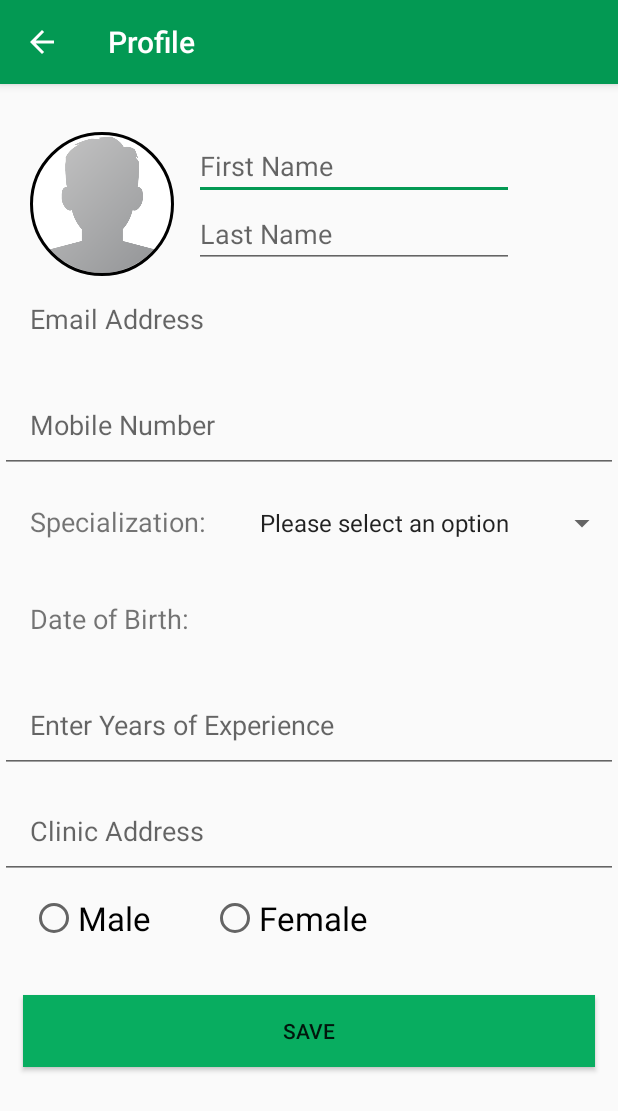
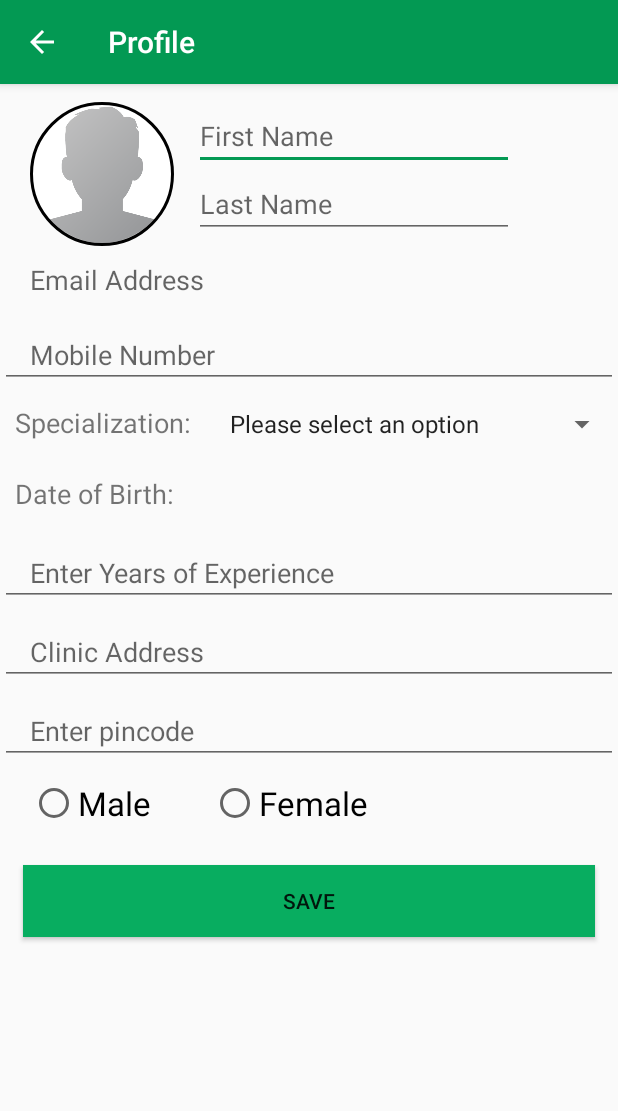
Before and after one commit to darshitpd/MediuDoc, an Android app: the Profile screen opened directly, with no data from a screen before it, on a phone screen of 412 x 824 dp. Shown: the top 1111 px of the screen. Run offline under Robolectric (Android 15) with nearby library versions, the phone set to English and light mode, and no system bars; our stand-ins replace CircleImageView, Firebase (no records; nobody signed in at launch, a user with empty details on screens opened directly), Picasso; libraries missing offline, so code that uses them is left out: com.theartofdev.edmodo, id.zelory.compressor; pictures from the network do not load; 17 statements that could not run were skipped.

Commit message:
updated 01/05/18

```diff
--- a/app/src/main/java/com/example/asus/mediudoc/DoctorRegister.java
+++ b/app/src/main/java/com/example/asus/mediudoc/DoctorRegister.java
@@ -99,6 +99,7 @@ public class DoctorRegister extends AppCompatActivity {
                             userMap.put("dob", "");
                             userMap.put("address", "");
                             userMap.put("gender", "");
+                            userMap.put("pincode", "");
                             userMap.put("mobile", "");
                             userMap.put("email", email);
                             userMap.put("experience","");
--- a/app/src/main/java/com/example/asus/mediudoc/Home.java
+++ b/app/src/main/java/com/example/asus/mediudoc/Home.java
@@ -37,7 +37,7 @@ public class Home extends AppCompatActivity {
         mCurrentUser = FirebaseAuth.getInstance().getCurrentUser();
         String current_uid = mCurrentUser.getUid();
 
-        mUserDatabase = FirebaseDatabase.getInstance().getReference().child("Patient_Users").child(current_uid);
+        mUserDatabase = FirebaseDatabase.getInstance().getReference().child("Doctor_Users").child(current_uid);
 
 
         mFirstname = (TextView) findViewById(R.id.firstname);
@@ -56,7 +56,7 @@ public class Home extends AppCompatActivity {
         mUserDatabase.addValueEventListener(new ValueEventListener() {
             @Override
             public void onDataChange(DataSnapshot dataSnapshot) {
-                String firstname= dataSnapshot.child("firstname").getValue().toString();
+                String firstname = dataSnapshot.child("firstname").getValue().toString();
 
                 mFirstname.setText(firstname);
             }
--- a/app/src/main/java/com/example/asus/mediudoc/Profile.java
+++ b/app/src/main/java/com/example/asus/mediudoc/Profile.java
@@ -11,6 +11,7 @@ import android.support.annotation.NonNull;
 import android.support.v7.app.AppCompatActivity;
 import android.os.Bundle;
 import android.text.TextUtils;
+import android.view.Menu;
 import android.view.MenuItem;
 import android.view.View;
 import android.widget.AdapterView;
@@ -64,7 +65,7 @@ public class Profile extends AppCompatActivity {
     private Button mSaveButton;
     private CircleImageView image_profile;
     private ProgressDialog mProgressDialog;
-    private EditText mFirstname, mLastname, mMobile, mAddress, mExp;
+    private EditText mFirstname, mLastname, mMobile, mAddress, mExp , mpincode;
     private TextView mEmail,mDob;
     private RadioGroup rg_gender;
     private RadioButton radioButton, radiobutton_male, radiobutton_female;
@@ -106,6 +107,7 @@ public class Profile extends AppCompatActivity {
         rg_gender = (RadioGroup)findViewById(R.id.radiogroup_gender);
         radiobutton_male = (RadioButton)findViewById(R.id.radiobutton_male);
         radiobutton_female = (RadioButton)findViewById(R.id.radiobutton_female);
+        mpincode = (EditText)findViewById(R.id.etpincode);
 
         mCurrentUser = FirebaseAuth.getInstance().getCurrentUser();
         mImageStorage = FirebaseStorage.getInstance().getReference();
@@ -129,6 +131,7 @@ public class Profile extends AppCompatActivity {
                 String gender = dataSnapshot.child("gender").getValue().toString();
                 String thumbnail = dataSnapshot.child("thumbnail").getValue().toString();
                 String exp = dataSnapshot.child("experience").getValue().toString();
+                String pincode = dataSnapshot.child("pincode").getValue().toString();
 
                 mFirstname.setText(firstname);
                 mLastname.setText(lastname);
@@ -138,6 +141,7 @@ public class Profile extends AppCompatActivity {
                 mAddress.setText(address);
                 mExp.setText(exp);
                // mSpecialist.setText(specialist);
+                mpincode.setText(pincode);
 
 
                 if(gender.equals("Male")){
@@ -209,6 +213,7 @@ public class Profile extends AppCompatActivity {
                 //String specialist = mSpecialist.getEditableText().toString();
                 radioButton = findViewById(rg_gender.getCheckedRadioButtonId());
                 String gender= radioButton.getText().toString();
+                String pincode = mpincode.getEditableText().toString();
 
                 if(!TextUtils.isEmpty(firstname) && !TextUtils.isEmpty(lastname) && !TextUtils.isEmpty(mobile)
                         && !TextUtils.isEmpty(address) && !TextUtils.isEmpty(gender)) {
@@ -243,6 +248,14 @@ public class Profile extends AppCompatActivity {
                     else{
                         Toast.makeText(Profile.this, "Please enter valid Experience", Toast.LENGTH_SHORT).show();
                     }
+
+                    if(pincode.length() == 6){
+                        mUserDatabase.child("pincode").setValue(pincode);
+                    }
+                    else{
+                        Toast.makeText(Profile.this, "Please enter valid Pincode", Toast.LENGTH_SHORT).show();
+                    }
+
 
                 }
                 else {
@@ -311,6 +324,9 @@ public class Profile extends AppCompatActivity {
         });
 
     }
+
+
+
 
     protected void onActivityResult(int requestCode, int resultCode, Intent data) {
         super.onActivityResult(requestCode, resultCode, data);
--- a/app/src/main/java/com/example/asus/mediudoc/ProfilePicture.java
+++ b/app/src/main/java/com/example/asus/mediudoc/ProfilePicture.java
@@ -29,7 +29,7 @@ public class ProfilePicture extends AppCompatActivity {
         mCurrentUser = FirebaseAuth.getInstance().getCurrentUser();
         String current_uid = mCurrentUser.getUid();
 
-        mUserDatabase = FirebaseDatabase.getInstance().getReference().child("Patient_Users").child(current_uid);
+        mUserDatabase = FirebaseDatabase.getInstance().getReference().child("Doctor_Users").child(current_uid);
         mUserDatabase.addValueEventListener(new ValueEventListener() {
             @Override
             public void onDataChange(DataSnapshot dataSnapshot) {
--- a/app/src/main/res/layout/activity_profile.xml
+++ b/app/src/main/res/layout/activity_profile.xml
@@ -10,7 +10,7 @@
     <LinearLayout
         android:layout_width="wrap_content"
         android:layout_height="wrap_content"
-        android:layout_marginTop="32dp"
+        android:layout_marginTop="12dp"
         android:orientation="horizontal">
         <de.hdodenhof.circleimageview.CircleImageView
             xmlns:app="http://schemas.android.com/apk/res-auto"
@@ -74,10 +74,10 @@
         android:layout_height="wrap_content"
         android:layout_below="@+id/image_profile"
         android:layout_centerHorizontal="true"
-        android:layout_marginTop="16dp"
+        android:layout_marginTop="10dp"
         android:hint="@string/email"
         android:inputType="textEmailAddress"
-        android:paddingBottom="20dp"
+        android:paddingBottom="10dp"
         android:paddingLeft="20dp"
         android:textAppearance="?android:attr/textAppearanceMedium" />
 
@@ -89,10 +89,10 @@
         android:layout_height="wrap_content"
         android:layout_below="@+id/edittext_email"
         android:layout_centerHorizontal="true"
-        android:layout_marginTop="16dp"
+        android:layout_marginTop="5dp"
         android:hint="@string/phone"
         android:inputType="phone"
-        android:paddingBottom="20dp"
+        android:paddingBottom="10dp"
         android:paddingLeft="20dp"
         android:textAppearance="?android:attr/textAppearanceMedium" />
 
@@ -116,7 +116,7 @@
         <TextView
             android:layout_width="wrap_content"
             android:layout_height="wrap_content"
-            android:padding="20dp"
+            android:padding="10dp"
             android:textSize="18dp"
             android:text="Specialization:"/>
          <Spinner
@@ -136,14 +136,14 @@
             android:layout_width="wrap_content"
             android:layout_height="wrap_content"
             android:text="Date of Birth:"
-            android:padding="20dp"
+            android:padding="10dp"
             android:textSize="18dp"
             />
         <TextView
-            android:layout_width="wrap_content"
+            android:layout_width="match_parent"
             android:layout_height="wrap_content"
             android:id="@+id/etDob"
-            android:padding="20dp"
+            android:padding="10dp"
             android:textSize="18dp"
             android:text="DOB"/>
 
@@ -157,10 +157,10 @@
         android:layout_height="wrap_content"
         android:layout_below="@+id/etDob"
         android:layout_centerHorizontal="true"
-        android:layout_marginTop="16dp"
+        android:layout_marginTop="8dp"
         android:hint="@string/exp"
         android:digits="0123456789"
-        android:paddingBottom="20dp"
+        android:paddingBottom="10dp"
         android:paddingLeft="20dp"
         android:textAppearance="?android:attr/textAppearanceMedium" />
 
@@ -172,13 +172,26 @@
         android:layout_height="wrap_content"
         android:layout_below="@+id/etExp"
         android:layout_centerHorizontal="true"
-        android:layout_marginTop="16dp"
+        android:layout_marginTop="8dp"
         android:hint="@string/clinicaddress"
         android:inputType="textPostalAddress"
-        android:paddingBottom="20dp"
+        android:paddingBottom="10dp"
         android:paddingLeft="20dp"
         android:textAppearance="?android:attr/textAppearanceMedium" />
 
+    <EditText
+
+        android:id="@+id/etpincode"
+        android:layout_width="match_parent"
+        android:layout_height="wrap_content"
+        android:layout_below="@+id/etAddress"
+        android:layout_centerHorizontal="true"
+        android:layout_marginTop="8dp"
+        android:hint="Enter pincode"
+        android:digits="0123456789"
+        android:paddingBottom="10dp"
+        android:paddingLeft="20dp"
+        android:textAppearance="?android:attr/textAppearanceMedium" />
 
     <RadioGroup
 
@@ -187,9 +200,9 @@
         android:layout_height="wrap_content"
         android:orientation="horizontal"
         android:gravity="left"
-        android:paddingBottom="20dp"
+        android:paddingBottom="10dp"
         android:paddingLeft="20dp"
-        android:layout_below="@+id/edittext_address"
+        android:layout_below="@+id/etpincode"
         >
 
         <RadioButton
--- /dev/null
+++ b/app/src/main/res/menu/profile_menu.xml
@@ -0,0 +1,13 @@
+<?xml version="1.0" encoding="utf-8"?>
+<menu xmlns:android="http://schemas.android.com/apk/res/android"
+    xmlns:app="http://schemas.android.com/apk/res-auto">
+
+
+    <item android:id="@+id/action_save"
+        android:title="save"
+        app:showAsAction="ifRoom"
+
+        />
+
+
+</menu>
```
Lines whose indentation alone changed are shown as unchanged.
